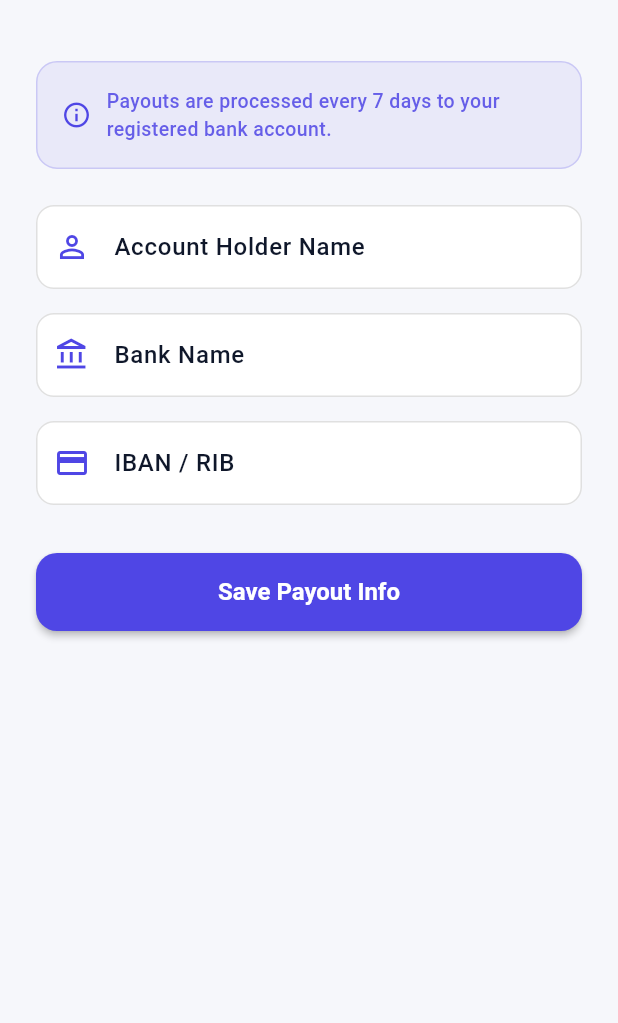
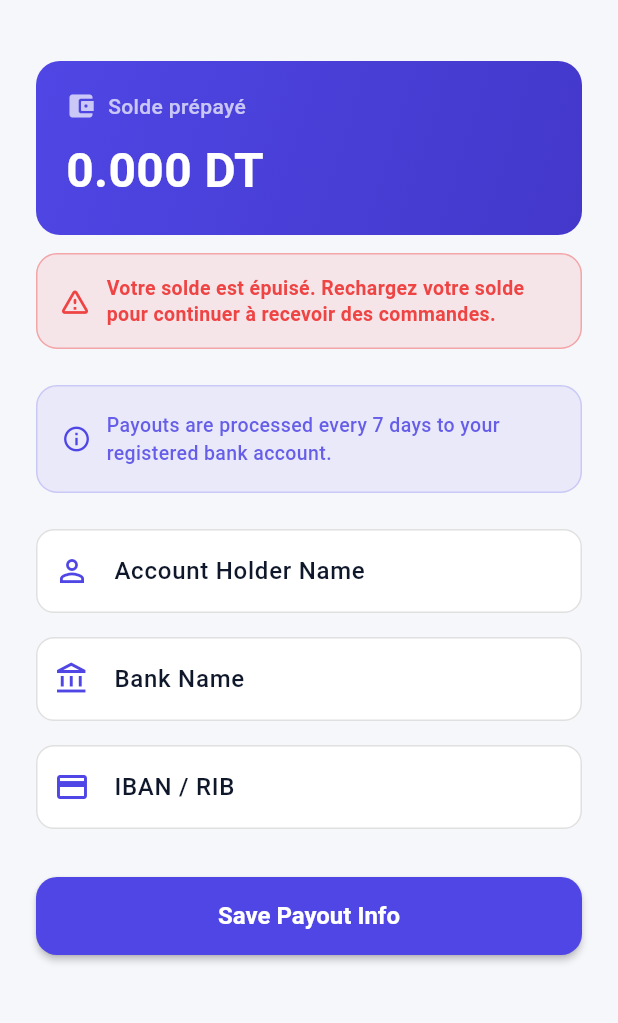
Before and after one commit to cherif-adam/cmandili_partner, a Flutter app: the PayoutScreen screen opened directly, on a phone screen of 412 x 824 dp, the part 59-1082 px from its top. Run offline on Flutter 3.47's test engine with Material 3 defaults, Android fonts, the phone set to English and light mode, and no system bars; our stand-ins replace audioplayers, cached_network_image, firebase_core, firebase_messaging, flutter_dotenv, flutter_local_notifications and 7 more; missing offline and left inert: mapbox_maps_flutter; accounts and stored records are empty; network calls fail.

Commit message:
Partner: show prepaid balance + low-balance blocked banner
On the payout screen, show the prepaid wallet balance and a red
"recharge to receive orders" banner when balance <= 0.

Co-Authored-By: Claude Opus 4.8 <noreply@anthropic.com>

```diff
--- a/lib/features/profile/presentation/payout_screen.dart
+++ b/lib/features/profile/presentation/payout_screen.dart
@@ -3,6 +3,19 @@ import 'package:flutter_riverpod/flutter_riverpod.dart';
 import 'package:supabase_flutter/supabase_flutter.dart';
 import 'package:cmandili_partner/l10n/app_localizations.dart';
 import '../../../core/theme/app_colors.dart';
+
+/// Prepaid wallet balance for the signed-in partner. Balance <= 0 means the
+/// restaurant is blocked from receiving orders until the admin tops it up.
+final partnerWalletProvider = FutureProvider.autoDispose<double?>((ref) async {
+  final userId = Supabase.instance.client.auth.currentUser?.id;
+  if (userId == null) return null;
+  final row = await Supabase.instance.client
+      .from('wallets')
+      .select('balance')
+      .eq('user_id', userId)
+      .maybeSingle();
+  return (row?['balance'] as num?)?.toDouble();
+});
 
 class PayoutScreen extends ConsumerStatefulWidget {
   const PayoutScreen({super.key});
@@ -81,6 +94,7 @@ class _PayoutScreenState extends ConsumerState<PayoutScreen> {
   @override
   Widget build(BuildContext context) {
     final l = AppLocalizations.of(context)!;
+    final walletAsync = ref.watch(partnerWalletProvider);
     return Scaffold(
       appBar: AppBar(
         title: Text(l.payoutInfo, style: const TextStyle(fontWeight: FontWeight.bold)),
@@ -98,6 +112,14 @@ class _PayoutScreenState extends ConsumerState<PayoutScreen> {
                 child: Column(
                   crossAxisAlignment: CrossAxisAlignment.stretch,
                   children: [
+                    // Prepaid balance card + low-balance banner
+                    walletAsync.when(
+                      loading: () => const SizedBox.shrink(),
+                      error: (_, __) => const SizedBox.shrink(),
+                      data: (balance) => _PrepaidBalanceCard(balance: balance),
+                    ),
+                    const SizedBox(height: 24),
+
                     Container(
                       padding: const EdgeInsets.all(16),
                       decoration: BoxDecoration(
@@ -191,3 +213,81 @@ class _PayoutScreenState extends ConsumerState<PayoutScreen> {
     );
   }
 }
+
+/// Prepaid balance summary. When the balance is at or below zero the restaurant
+/// is blocked from receiving orders, so we show a prominent red recharge banner.
+class _PrepaidBalanceCard extends StatelessWidget {
+  final double? balance;
+
+  const _PrepaidBalanceCard({required this.balance});
+
+  @override
+  Widget build(BuildContext context) {
+    final value = balance ?? 0;
+    final isBlocked = value <= 0;
+
+    return Column(
+      crossAxisAlignment: CrossAxisAlignment.stretch,
+      children: [
+        Container(
+          padding: const EdgeInsets.all(20),
+          decoration: BoxDecoration(
+            gradient: AppColors.primaryGradient,
+            borderRadius: BorderRadius.circular(16),
+          ),
+          child: Column(
+            crossAxisAlignment: CrossAxisAlignment.start,
+            children: [
+              const Row(
+                children: [
+                  Icon(Icons.account_balance_wallet_rounded,
+                      color: Colors.white70, size: 20),
+                  SizedBox(width: 8),
+                  Text('Solde prépayé',
+                      style: TextStyle(color: Colors.white70, fontSize: 14)),
+                ],
+              ),
+              const SizedBox(height: 10),
+              Text(
+                '${value.toStringAsFixed(3)} DT',
+                style: const TextStyle(
+                    color: Colors.white,
+                    fontSize: 32,
+                    fontWeight: FontWeight.bold),
+              ),
+            ],
+          ),
+        ),
+        if (isBlocked) ...[
+          const SizedBox(height: 12),
+          Container(
+            padding: const EdgeInsets.all(14),
+            decoration: BoxDecoration(
+              color: AppColors.error.withValues(alpha: 0.1),
+              borderRadius: BorderRadius.circular(14),
+              border: Border.all(color: AppColors.error.withValues(alpha: 0.4)),
+            ),
+            child: const Row(
+              children: [
+                Icon(Icons.warning_amber_rounded,
+                    color: AppColors.error, size: 22),
+                SizedBox(width: 10),
+                Expanded(
+                  child: Text(
+                    'Votre solde est épuisé. Rechargez votre solde pour '
+                    'continuer à recevoir des commandes.',
+                    style: TextStyle(
+                        color: AppColors.error,
+                        fontSize: 13,
+                        fontWeight: FontWeight.w600,
+                        height: 1.3),
+                  ),
+                ),
+              ],
+            ),
+          ),
+        ],
+      ],
+    );
+  }
+}
```
